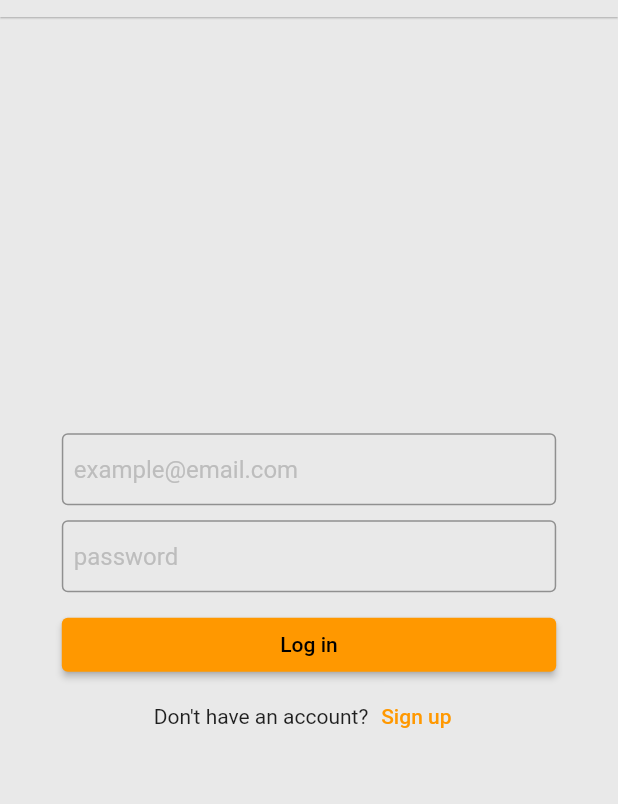
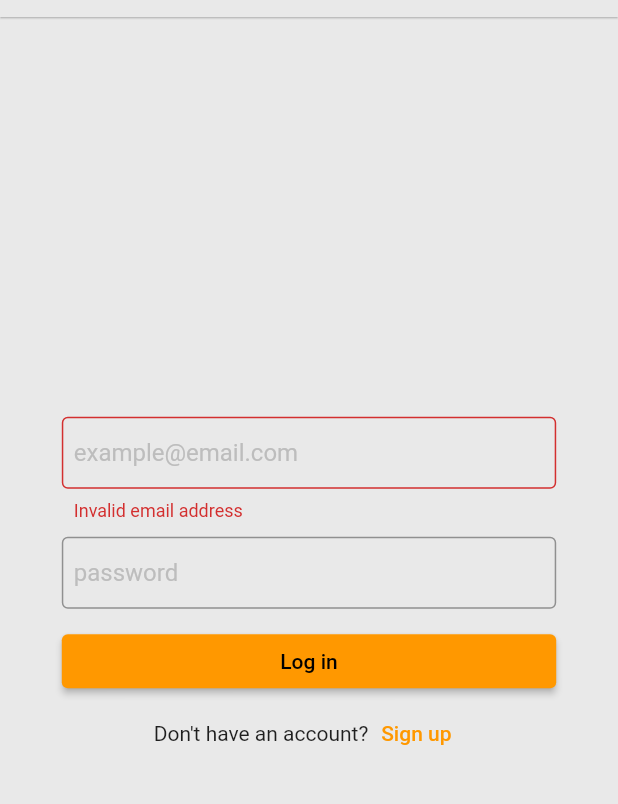
Before and after one commit to alastairrmcneill/notes-app-firestore, a Flutter app: the screen it shows after launch, after a tap on "Log in", on a phone screen of 412 x 824 dp, the part 67-871 px from its top. Run offline on Flutter 3.47's test engine with Material 2 defaults, Android fonts, the light colour scheme and no system bars; our stand-ins replace cloud_firestore, firebase_auth, firebase_core; accounts and stored records are empty.

Commit message:
Signin and register done

```diff
--- a/lib/pages/login_screen.dart
+++ b/lib/pages/login_screen.dart
@@ -1,4 +1,6 @@
+import 'package:firebase_auth/firebase_auth.dart';
 import 'package:flutter/material.dart';
+import 'package:notes_app_firebase/services/auth_service.dart';
 
 class LoginScreen extends StatefulWidget {
   const LoginScreen({Key? key}) : super(key: key);
@@ -13,6 +15,40 @@ class _LoginScreenState extends State<LoginScreen> {
   FocusNode _emailFocus = FocusNode();
   bool _emailAutoValidate = false;
   String errorText = '';
+
+  final _emailFormKey = GlobalKey<FormFieldState>();
+  final _passwordFormKey = GlobalKey<FormFieldState>();
+
+  void signIn({bool newUser = false}) async {
+    // Set error message back to blank
+    setState(() {
+      errorText = '';
+      _emailAutoValidate = true;
+    });
+
+    // Validate email field and password then try loggin in
+    if (_emailFormKey.currentState!.validate() && _passwordFormKey.currentState!.validate()) {
+      dynamic result = newUser
+          ? await AuthService.registerWithEmailPassword(
+              _emailController.text.trim(),
+              _passwordController.text.trim(),
+            )
+          : await AuthService.signInWithEmailPassword(
+              _emailController.text.trim(),
+              _passwordController.text.trim(),
+            );
+
+      // Display any errors
+      if (result is FirebaseAuthException) {
+        setState(() {
+          errorText = result.message!;
+        });
+      }
+      if (result is UserCredential) {
+        print(result.user!.uid);
+      }
+    }
+  }
 
   @override
   void initState() {
@@ -58,6 +94,7 @@ class _LoginScreenState extends State<LoginScreen> {
                   fontSize: 16,
                 ),
                 focusNode: _emailFocus,
+                key: _emailFormKey,
                 textInputAction: TextInputAction.next,
                 autovalidateMode: AutovalidateMode.always,
                 validator: (value) {
@@ -80,13 +117,21 @@ class _LoginScreenState extends State<LoginScreen> {
                 ),
               ),
               const SizedBox(height: 10),
-              TextField(
+              TextFormField(
                 style: const TextStyle(
                   color: Colors.black,
                   fontSize: 16,
                 ),
+                key: _passwordFormKey,
                 textInputAction: TextInputAction.done,
-                onSubmitted: (value) {
+                validator: (value) {
+                  if (value == null || value.length < 6) {
+                    return 'Password must be at least 6 characters';
+                  }
+
+                  return null;
+                },
+                onFieldSubmitted: (value) {
                   print(value);
                 },
                 obscureText: true,
@@ -105,21 +150,31 @@ class _LoginScreenState extends State<LoginScreen> {
               errorText != ''
                   ? Text(
                       errorText,
-                      style: const TextStyle(
-                        color: Colors.red,
-                        fontSize: 14,
+                      style: TextStyle(
+                        color: Colors.red[700],
+                        fontSize: 12,
                       ),
                     )
                   : const SizedBox(height: 1),
               SizedBox(
                 width: MediaQuery.of(context).size.width * 0.8,
-                child: ElevatedButton(onPressed: () {}, child: Text('Log in')),
+                child: ElevatedButton(
+                    onPressed: () async {
+                      signIn(newUser: false);
+                    },
+                    child: Text('Log in')),
               ),
               Row(
                 mainAxisAlignment: MainAxisAlignment.center,
                 children: [
-                  const Text('Don\'t have an account?'),
-                  TextButton(onPressed: () {}, child: const Text('Sign up')),
+                  const Text(
+                    'Don\'t have an account?',
+                  ),
+                  TextButton(
+                      onPressed: () async {
+                        signIn(newUser: true);
+                      },
+                      child: const Text('Sign up')),
                 ],
               ),
             ],
--- a/lib/services/auth_service.dart
+++ b/lib/services/auth_service.dart
@@ -1,3 +1,30 @@
 import 'package:firebase_auth/firebase_auth.dart';
+import 'package:firebase_core/firebase_core.dart';
 
-class AuthService {}
+class AuthService {
+  static final FirebaseAuth _auth = FirebaseAuth.instance;
+
+  // Sign in with email and password
+  static Future signInWithEmailPassword(String email, String password) async {
+    try {
+      UserCredential result = await _auth.signInWithEmailAndPassword(email: email, password: password);
+      return result;
+    } on FirebaseAuthException catch (error) {
+      return error;
+    }
+  }
+
+  // Sign up with email and password
+
+  static Future registerWithEmailPassword(String email, String password) async {
+    try {
+      UserCredential result = await _auth.createUserWithEmailAndPassword(email: email, password: password);
+      return result;
+    } on FirebaseAuthException catch (error) {
+      return error;
+    }
+  }
+
+  // Sign out
+
+}
```
Also changed, not shown: 1 other file.
